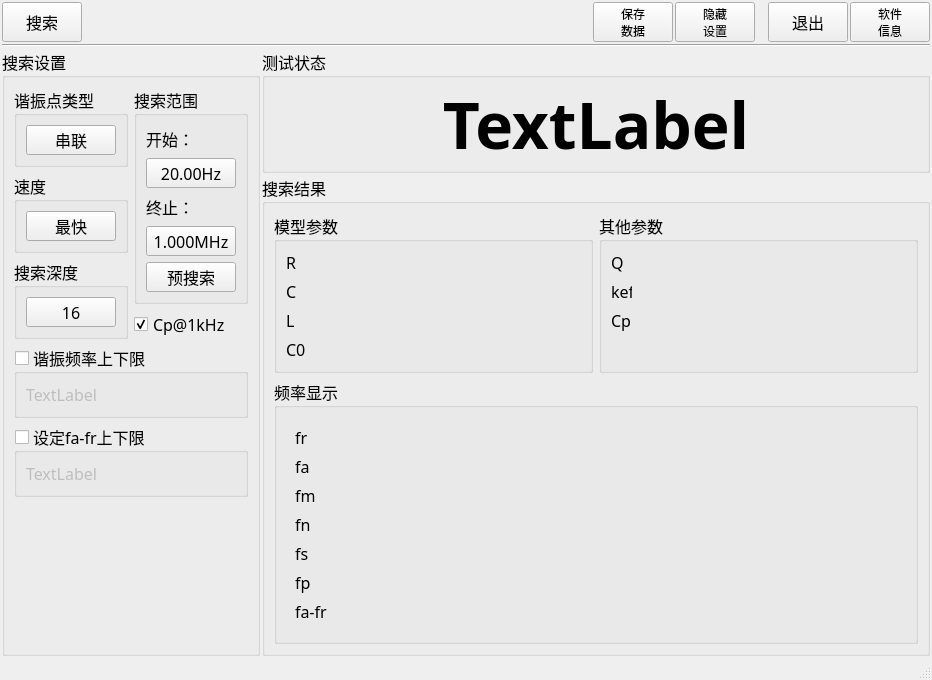
Before: the Qt Designer form ResonaceMode/wkResonaceMode.ui in caicaiking/WKEFactoryView2014, drawn with Qt 5.
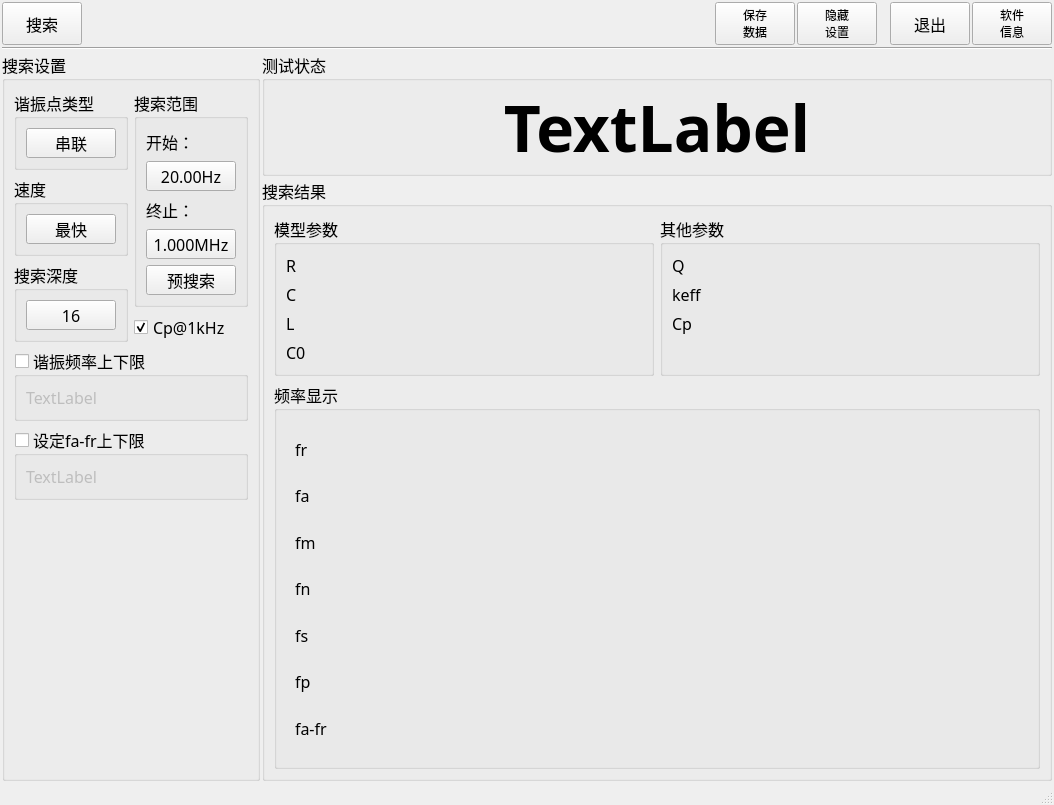
After: the same form once the commit is applied. Icons and pictures are not drawn. Custom widgets are drawn as their Qt base class.

What changed in the file:
```diff
--- a/ResonaceMode/wkResonaceMode.ui
+++ b/ResonaceMode/wkResonaceMode.ui
@@ -6,8 +6,8 @@
    <rect>
     <x>0</x>
     <y>0</y>
-    <width>932</width>
-    <height>555</height>
+    <width>1054</width>
+    <height>805</height>
    </rect>
   </property>
   <property name="font">
@@ -59,7 +59,7 @@
         <property name="maximumSize">
          <size>
           <width>16777215</width>
-          <height>40</height>
+          <height>11111</height>
          </size>
         </property>
         <property name="font">
@@ -113,7 +113,7 @@
         <property name="maximumSize">
          <size>
           <width>16777215</width>
-          <height>40</height>
+          <height>11111</height>
          </size>
         </property>
         <property name="font">
@@ -152,7 +152,7 @@
         <property name="maximumSize">
          <size>
           <width>16777215</width>
-          <height>40</height>
+          <height>11111</height>
          </size>
         </property>
         <property name="font">
@@ -204,7 +204,7 @@
         <property name="maximumSize">
          <size>
           <width>16777215</width>
-          <height>40</height>
+          <height>11111</height>
          </size>
         </property>
         <property name="font">
@@ -239,7 +239,7 @@
         <property name="maximumSize">
          <size>
           <width>16777215</width>
-          <height>40</height>
+          <height>11111</height>
          </size>
         </property>
         <property name="font">
@@ -896,7 +896,7 @@
                     </property>
                     <property name="maximumSize">
                      <size>
-                      <width>21</width>
+                      <width>50</width>
                       <height>16777215</height>
                      </size>
                     </property>
@@ -965,7 +965,7 @@
                     </property>
                     <property name="maximumSize">
                      <size>
-                      <width>21</width>
+                      <width>50</width>
                       <height>16777215</height>
                      </size>
                     </property>
@@ -1015,7 +1015,7 @@
                     </property>
                     <property name="maximumSize">
                      <size>
-                      <width>21</width>
+                      <width>50</width>
                       <height>16777215</height>
                      </size>
                     </property>
@@ -1065,7 +1065,7 @@
                     </property>
                     <property name="maximumSize">
                      <size>
-                      <width>21</width>
+                      <width>50</width>
                       <height>16777215</height>
                      </size>
                     </property>
```
